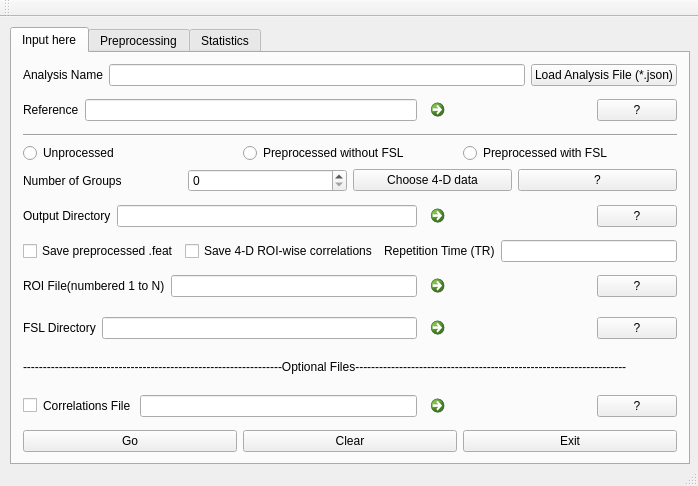
Old version of the form funcConnGUI/mainwindow.ui in the repository singlakdeepak/funcConn.
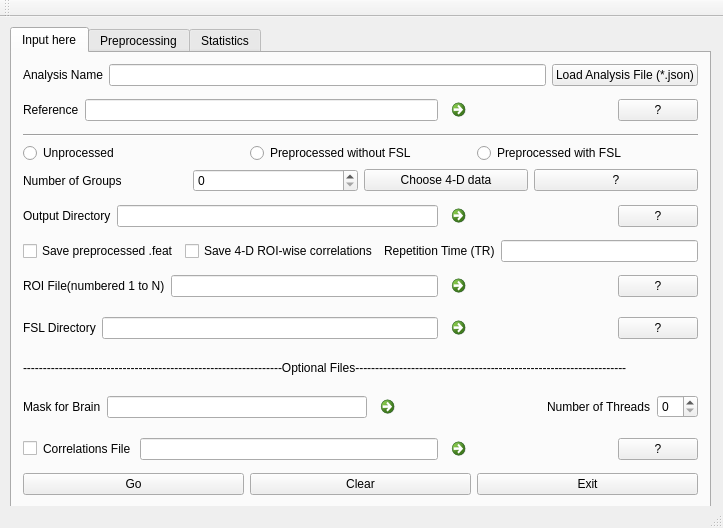
New version of the form.

The edit to the form file:
```diff
--- a/funcConnGUI/mainwindow.ui
+++ b/funcConnGUI/mainwindow.ui
@@ -6,8 +6,8 @@
    <rect>
     <x>0</x>
     <y>0</y>
-    <width>698</width>
-    <height>486</height>
+    <width>723</width>
+    <height>528</height>
    </rect>
   </property>
   <property name="windowTitle">
@@ -19,8 +19,8 @@
      <rect>
       <x>10</x>
       <y>10</y>
-      <width>680</width>
-      <height>438</height>
+      <width>701</width>
+      <height>481</height>
      </rect>
     </property>
     <property name="maximumSize">
@@ -277,6 +277,41 @@
         </property>
        </widget>
       </item>
+      <item>
+       <layout class="QHBoxLayout" name="horizontalLayout_14">
+        <item>
+         <widget class="QLabel" name="label_17">
+          <property name="text">
+           <string>Mask for Brain</string>
+          </property>
+         </widget>
+        </item>
+        <item>
+         <widget class="QLineEdit" name="lineEdit_Mask"/>
+        </item>
+        <item>
+         <widget class="QCommandLinkButton" name="commandLinkButton_Mask">
+          <property name="text">
+           <string/>
+          </property>
+         </widget>
+        </item>
+        <item>
+         <layout class="QHBoxLayout" name="horizontalLayout_18">
+          <item>
+           <widget class="QLabel" name="label_19">
+            <property name="text">
+             <string>Number of Threads</string>
+            </property>
+           </widget>
+          </item>
+          <item>
+           <widget class="QSpinBox" name="spinBox_threads"/>
+          </item>
+         </layout>
+        </item>
+       </layout>
+      </item>
       <item>
        <layout class="QHBoxLayout" name="horizontalLayout_9">
         <item>
@@ -573,27 +608,6 @@
        </rect>
       </property>
       <layout class="QVBoxLayout" name="verticalLayout_4">
-       <item>
-        <layout class="QHBoxLayout" name="horizontalLayout_14">
-         <item>
-          <widget class="QLabel" name="label_17">
-           <property name="text">
-            <string>Mask for Brain</string>
-           </property>
-          </widget>
-         </item>
-         <item>
-          <widget class="QLineEdit" name="lineEdit_12"/>
-         </item>
-         <item>
-          <widget class="QCommandLinkButton" name="commandLinkButton_12">
-           <property name="text">
-            <string/>
-           </property>
-          </widget>
-         </item>
-        </layout>
-       </item>
        <item>
         <layout class="QHBoxLayout" name="horizontalLayout_12">
          <item>
```
